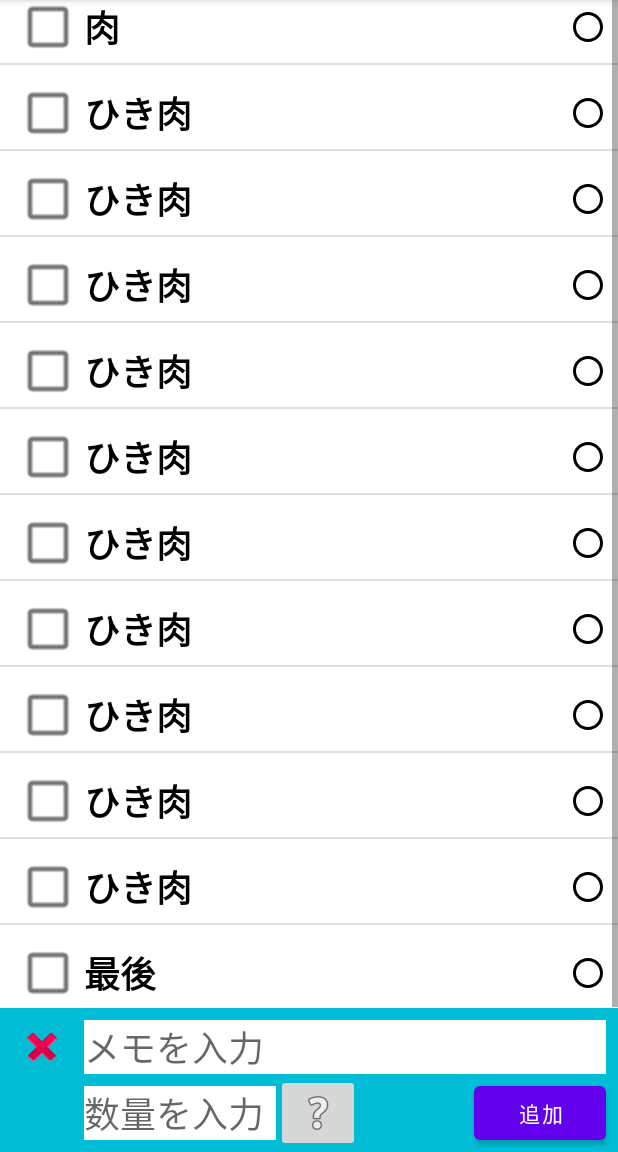
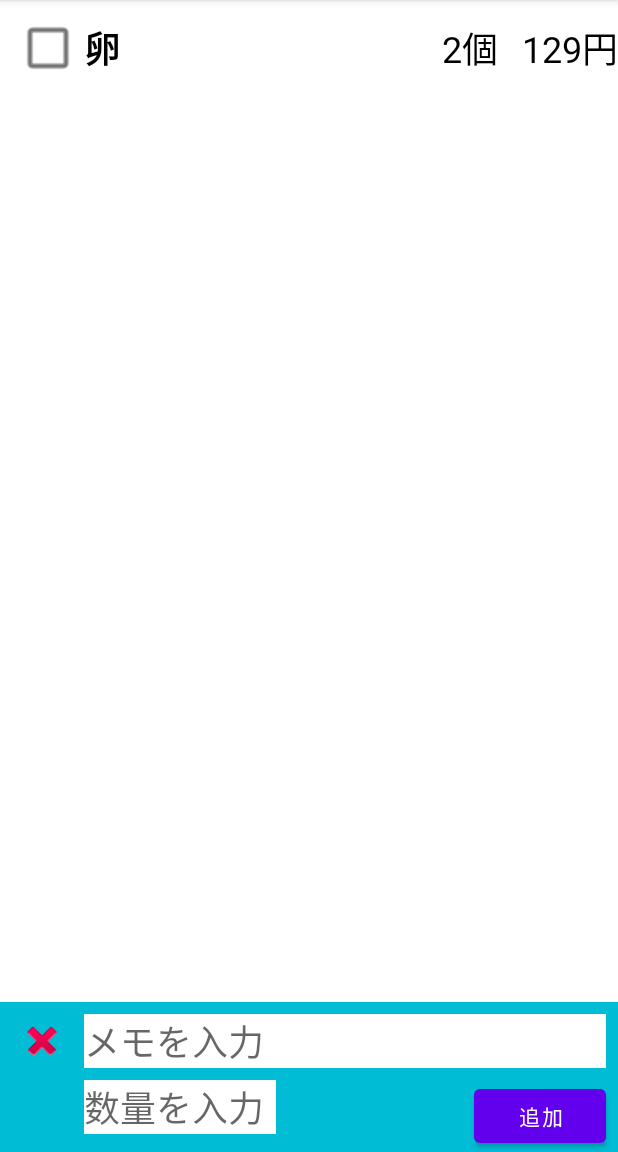
Before and after one commit to hanpen7946/MemoApp, an Android app: the screen it shows after launch (MainActivity), after a tap on an icon or button, on a phone screen of 412 x 824 dp, the part 84-1236 px from its top. Run offline under Robolectric (Android 15) with nearby library versions, the phone set to English and light mode, and no system bars.

Commit message:
修正2022/05/31 14:42

```diff
--- a/app/src/main/java/com/example/memoapp/AddMemoList.kt
+++ b/app/src/main/java/com/example/memoapp/AddMemoList.kt
@@ -1,19 +1,16 @@
 package com.example.memoapp
 
-import android.graphics.Color
 import android.os.Bundle
-import android.util.Log
 import androidx.fragment.app.Fragment
 import android.view.LayoutInflater
 import android.view.View
 import android.view.ViewGroup
 import android.widget.EditText
-import android.widget.ImageButton
-import android.widget.ImageView
 import android.widget.ListView
 import com.example.memoapp.databinding.ActivityMainBinding
 import com.example.memoapp.databinding.FragmentAddMemoListBinding
 import com.google.android.material.floatingactionbutton.FloatingActionButton
+import java.security.AccessController.getContext
 
 
 class AddMemoList : Fragment() {
@@ -47,27 +44,30 @@ class AddMemoList : Fragment() {
         //追加ボタンを押した処理
         binding.AddButton.setOnClickListener{
             val et:EditText = view.findViewById(R.id.EditTitle)
-            val en:EditText = view.findViewById(R.id.EditNumber)
-            val ib:ImageButton = view.findViewById(R.id.CategoryButton)
+            val eq:EditText = view.findViewById(R.id.EditQuantity)
             //処理用変数
-            var number:Int
-            var category:ImageView = ib
+            var quantity_am:Int
+
         //追加されないパターン
         if (et.text.isEmpty()) {
             et.setHint("タイトルを入力してください")
+
         //追加されるパターン
         } else {
-            if (en.text.isEmpty()){
-                number = 1
+            var title_am:String = et.text.toString()
+            if (eq.text.isEmpty()){
+                quantity_am= 1
             } else{
-                number = en.text.toString().toInt()
+                quantity_am = eq.text.toString().toInt()
             }
 
+            val md = MemoData(false,title_am,quantity_am,0)
+            //MainActivity().AddMemo(md)
+            var nd:MutableList<MemoData> = mutableListOf(md)
+            var list:ListView = main_binding.MemoList
+            var mCustomAdapter = CustomAdapter(requireContext(),nd)
+            list.adapter = mCustomAdapter
         }
-
-            /*タイトルを入れないと追加できない
-              数量は入れてないと１になる
-              カテゴリも選択しないとなしになる*/
         }
 
     }
--- a/app/src/main/java/com/example/memoapp/CustomAdapter.kt
+++ b/app/src/main/java/com/example/memoapp/CustomAdapter.kt
@@ -10,7 +10,7 @@ import android.widget.*
 
 
 
-class CustomAdapter(context: Context, var Memolist: List<MemoData>) : ArrayAdapter<MemoData>(context, 0, Memolist) {
+class CustomAdapter(context: Context, var Memolist: MutableList<MemoData>) : ArrayAdapter<MemoData>(context, 0, Memolist) {
     private val layoutInflater = context.getSystemService(Context.LAYOUT_INFLATER_SERVICE) as LayoutInflater
 
 
@@ -25,22 +25,27 @@ class CustomAdapter(context: Context, var Memolist: List<MemoData>) : ArrayAdapt
         }
 
         //各ビューの設定
-        val title = view?.findViewById<TextView>(R.id.MemoTitle)
-        title?.text = memo.title
-
-        val checkBox = view?.findViewById<CheckBox>(R.id.CheckBox)
-        checkBox?.setOnClickListener{
-            if(checkBox.isChecked == true) {
-                title?.paint?.flags = Paint.STRIKE_THRU_TEXT_FLAG
-                title?.setTextColor(Color.GRAY)
+        val title_ca = view?.findViewById<TextView>(R.id.MemoTitle)
+        title_ca?.text = memo.title_md
+        val quantity_ca = view?.findViewById<TextView>(R.id.Quantity)
+        quantity_ca?.text = memo.quantity_md.toString() + "個"
+        val price_ca = view?.findViewById<TextView>(R.id.Price)
+        price_ca?.text = memo.price_md.toString() + "円"
+        val checkbox_ca = view?.findViewById<CheckBox>(R.id.CheckBox)
+        checkbox_ca?.setOnClickListener{
+            if(checkbox_ca.isChecked) {
+                title_ca?.paint?.flags = Paint.STRIKE_THRU_TEXT_FLAG
+                title_ca?.setTextColor(Color.GRAY)
+                quantity_ca?.setTextColor(Color.GRAY)
+                price_ca?.setTextColor(Color.GRAY)
             } else{
-                title?.paint?.flags = Paint.ANTI_ALIAS_FLAG
-                title?.setTextColor(Color.BLACK)
+                title_ca?.paint?.flags = Paint.ANTI_ALIAS_FLAG
+                title_ca?.setTextColor(Color.BLACK)
+                quantity_ca?.setTextColor(Color.BLACK)
+                price_ca?.setTextColor(Color.BLACK)
             }
             notifyDataSetChanged()
         }
-        val category = view?.findViewById<ImageView>(R.id.Category)
-        category?.setImageResource(memo.category)
         return view!!
     }
 }
--- a/app/src/main/java/com/example/memoapp/MainActivity.kt
+++ b/app/src/main/java/com/example/memoapp/MainActivity.kt
@@ -12,33 +12,22 @@ import com.example.memoapp.databinding.ActivityMainBinding
 
 class MainActivity : AppCompatActivity() {
     private lateinit var binding: ActivityMainBinding
-    lateinit var mCustomAdapter: CustomAdapter
-    lateinit var mMemoData: ArrayList<MemoData>
+    var mMemoData: MutableList<MemoData> = mutableListOf()
+    lateinit var listView:ListView
+
 
     override fun onCreate(savedInstanceState: Bundle?) {
         super.onCreate(savedInstanceState)
         binding = ActivityMainBinding.inflate(layoutInflater)
         setContentView(binding.root)
 
-        val egg = MemoData("卵", 1,R.drawable.ic_egg)
-        val fish = MemoData("肉",1,R.drawable.ic_fish)
-        val ai = MemoData("ひき肉",1,R.drawable.ic_meat)
-        val a = MemoData("ひき肉",1,R.drawable.ic_meat)
-        val aa = MemoData("ひき肉",1,R.drawable.ic_meat)
-        val  b= MemoData("ひき肉",1,R.drawable.ic_meat)
-        val  c= MemoData("ひき肉",1,R.drawable.ic_meat)
-        val  cc= MemoData("ひき肉",1,R.drawable.ic_meat)
-        val  ccc= MemoData("ひき肉",1,R.drawable.ic_meat)
-        val cccc = MemoData("ひき肉",1,R.drawable.ic_meat)
-        val  v= MemoData("ひき肉",1,R.drawable.ic_meat)
-        val  vv= MemoData("ひき肉",1,R.drawable.ic_meat)
-        val  vvv= MemoData("最後",1,R.drawable.ic_meat)
+        val egg = MemoData(false,"卵",2,129)
 
-        mMemoData = arrayListOf(egg,fish,ai,a,aa,b,c,cc,ccc,cccc,v,vv,vvv)
-        val listView = findViewById<ListView>(R.id.MemoList)
+        mMemoData = arrayListOf(egg)
 
         //カスタムアダプターの生成と設定
-        mCustomAdapter = CustomAdapter(this, mMemoData)
+        listView = findViewById(R.id.MemoList)
+        var mCustomAdapter = CustomAdapter(this, mMemoData)
         listView.adapter = mCustomAdapter
 
         //FABボタンのリスナー
@@ -52,7 +41,7 @@ class MainActivity : AppCompatActivity() {
             }
             //ボタンの非表示と無効化
             binding.FabAddList.visibility = View.INVISIBLE
-            binding.FabListAdd.isClickable = false
+            binding.FabAddList.isClickable = false
         }
     }
 
@@ -61,6 +50,8 @@ class MainActivity : AppCompatActivity() {
         return super.onCreateOptionsMenu(menu)
     }
 
-
+   /*fun AddMemo(md: MemoData){
+       mMemoData.add(md)
+    }*/
 
     }
--- a/app/src/main/java/com/example/memoapp/MemoData.kt
+++ b/app/src/main/java/com/example/memoapp/MemoData.kt
@@ -1,7 +1,10 @@
 package com.example.memoapp
 
+import android.widget.ImageView
+
 class MemoData(
-    var title: String,
-    var number: Int,
-    var category: Int
+    var check_md: Boolean,
+    var title_md: String,
+    var quantity_md: Int,
+    var price_md: Int,
 )
--- a/app/src/main/res/drawable/ic_egg.xml
+++ /dev/null
@@ -1,5 +0,0 @@
-<vector android:height="24dp" android:tint="#000000"
-    android:viewportHeight="24" android:viewportWidth="24"
-    android:width="24dp" xmlns:android="http://schemas.android.com/apk/res/android">
-    <path android:fillColor="@android:color/white" android:pathData="M12,2C6.47,2 2,6.47 2,12s4.47,10 10,10 10,-4.47 10,-10S17.53,2 12,2zM12,20c-4.41,0 -8,-3.59 -8,-8s3.59,-8 8,-8 8,3.59 8,8 -3.59,8 -8,8z"/>
-</vector>
--- a/app/src/main/res/drawable/ic_fish.xml
+++ /dev/null
@@ -1,5 +0,0 @@
-<vector android:height="24dp" android:tint="#000000"
-    android:viewportHeight="24" android:viewportWidth="24"
-    android:width="24dp" xmlns:android="http://schemas.android.com/apk/res/android">
-    <path android:fillColor="@android:color/white" android:pathData="M12,2C6.47,2 2,6.47 2,12s4.47,10 10,10 10,-4.47 10,-10S17.53,2 12,2zM12,20c-4.41,0 -8,-3.59 -8,-8s3.59,-8 8,-8 8,3.59 8,8 -3.59,8 -8,8z"/>
-</vector>
--- a/app/src/main/res/drawable/ic_meat.xml
+++ /dev/null
@@ -1,5 +0,0 @@
-<vector android:height="24dp" android:tint="#000000"
-    android:viewportHeight="24" android:viewportWidth="24"
-    android:width="24dp" xmlns:android="http://schemas.android.com/apk/res/android">
-    <path android:fillColor="@android:color/white" android:pathData="M12,2C6.47,2 2,6.47 2,12s4.47,10 10,10 10,-4.47 10,-10S17.53,2 12,2zM12,20c-4.41,0 -8,-3.59 -8,-8s3.59,-8 8,-8 8,3.59 8,8 -3.59,8 -8,8z"/>
-</vector>
--- a/app/src/main/res/layout/activity_main.xml
+++ b/app/src/main/res/layout/activity_main.xml
@@ -2,7 +2,7 @@
 <androidx.constraintlayout.widget.ConstraintLayout xmlns:android="http://schemas.android.com/apk/res/android"
     xmlns:app="http://schemas.android.com/apk/res-auto"
     xmlns:tools="http://schemas.android.com/tools"
-    android:id="@+id/FabListAdd"
+    android:id="@+id/constraintlayout"
     android:layout_width="match_parent"
     android:layout_height="match_parent"
     app:layoutDescription="@xml/activity_main_scene"
@@ -14,19 +14,19 @@
         android:layout_height="wrap_content"
         android:layout_marginEnd="16dp"
         android:layout_marginBottom="16dp"
-        android:clickable="true"
         android:src="@android:drawable/ic_input_add"
         app:layout_constraintBottom_toBottomOf="parent"
-        app:layout_constraintEnd_toEndOf="parent" />
+        app:layout_constraintEnd_toEndOf="parent"
+         />
 
     <ListView
         android:id="@+id/MemoList"
         android:layout_width="0dp"
         android:layout_height="wrap_content"
         android:drawSelectorOnTop="true"
-        app:layout_constraintBottom_toTopOf="@+id/container"
         app:layout_constraintEnd_toEndOf="parent"
-        app:layout_constraintStart_toStartOf="parent" />
+        app:layout_constraintStart_toStartOf="parent"
+        app:layout_constraintTop_toTopOf="parent" />
 
     <androidx.fragment.app.FragmentContainerView
         android:id="@+id/container"
--- a/app/src/main/res/layout/custom_list_item.xml
+++ b/app/src/main/res/layout/custom_list_item.xml
@@ -4,7 +4,7 @@
     xmlns:tools="http://schemas.android.com/tools"
     android:id="@+id/MemoItem"
     android:layout_width="match_parent"
-    android:layout_height="wrap_content">
+    android:layout_height="match_parent">
 
     <CheckBox
         android:id="@+id/CheckBox"
@@ -27,18 +27,31 @@
         android:textSize="24sp"
         android:textStyle="bold"
         app:layout_constraintBottom_toBottomOf="@+id/CheckBox"
-        app:layout_constraintEnd_toStartOf="@+id/Category"
+        app:layout_constraintEnd_toStartOf="@+id/Quantity"
         app:layout_constraintStart_toEndOf="@+id/CheckBox"
         app:layout_constraintTop_toTopOf="@+id/CheckBox" />
 
-    <ImageView
-        android:id="@+id/Category"
+    <TextView
+        android:id="@+id/Quantity"
         android:layout_width="wrap_content"
         android:layout_height="wrap_content"
-        android:layout_marginEnd="8dp"
+        android:layout_marginEnd="16dp"
+        android:text="10個"
+        android:textColor="@color/black"
+        android:textSize="24sp"
         app:layout_constraintBottom_toBottomOf="@+id/MemoTitle"
+        app:layout_constraintEnd_toStartOf="@+id/Price"
+        app:layout_constraintTop_toTopOf="@+id/MemoTitle" />
+
+    <TextView
+        android:id="@+id/Price"
+        android:layout_width="wrap_content"
+        android:layout_height="wrap_content"
+        android:text="2,345円"
+        android:textColor="@color/black"
+        android:textSize="24sp"
+        app:layout_constraintBottom_toBottomOf="@+id/Quantity"
         app:layout_constraintEnd_toEndOf="parent"
-        app:layout_constraintTop_toTopOf="@+id/MemoTitle"
-        app:srcCompat="@android:drawable/ic_menu_help" />
+        app:layout_constraintTop_toTopOf="@+id/Quantity" />
 
 </androidx.constraintlayout.widget.ConstraintLayout>
--- a/app/src/main/res/layout/fragment_add_memo_list.xml
+++ b/app/src/main/res/layout/fragment_add_memo_list.xml
@@ -35,7 +35,7 @@
         app:layout_constraintTop_toTopOf="parent" />
 
     <EditText
-        android:id="@+id/EditNumber"
+        android:id="@+id/EditQuantity"
         android:layout_width="128dp"
         android:layout_height="wrap_content"
         android:layout_marginTop="8dp"
@@ -54,16 +54,7 @@
         android:layout_height="wrap_content"
         android:layout_marginEnd="8dp"
         android:text="追加"
-        app:layout_constraintBottom_toBottomOf="@+id/CategoryButton"
         app:layout_constraintEnd_toEndOf="parent"
-        app:layout_constraintTop_toTopOf="@+id/CategoryButton" />
+        app:layout_constraintTop_toTopOf="@+id/EditQuantity" />
 
-    <ImageButton
-        android:id="@+id/CategoryButton"
-        android:layout_width="wrap_content"
-        android:layout_height="wrap_content"
-        android:src="@android:drawable/ic_menu_help"
-        app:layout_constraintBottom_toBottomOf="@+id/EditNumber"
-        app:layout_constraintStart_toEndOf="@+id/EditNumber"
-        app:layout_constraintTop_toTopOf="@+id/EditNumber" />
 </androidx.constraintlayout.widget.ConstraintLayout>
```
